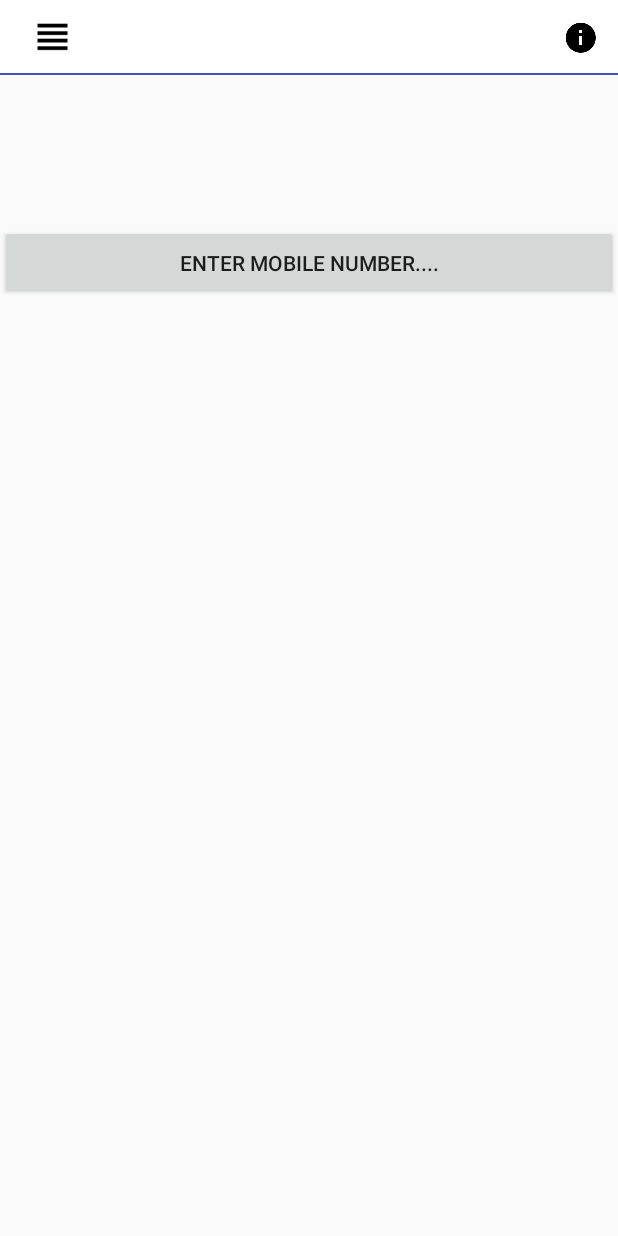
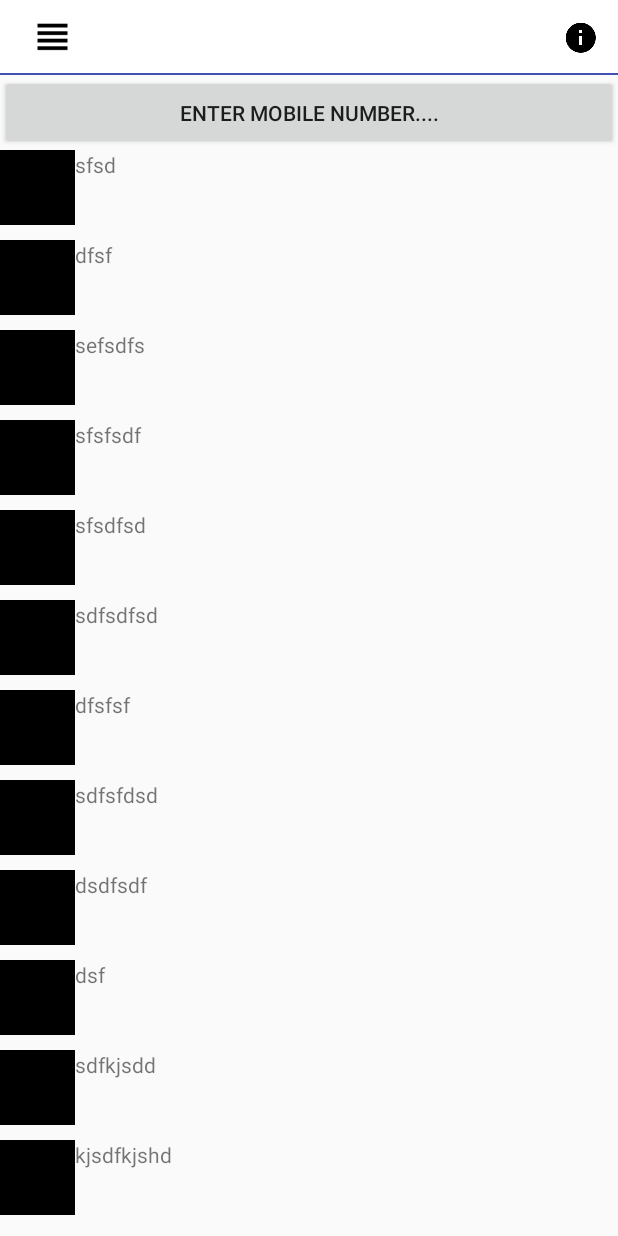
Before and after one commit to yawalkaraniket/AboutMe, an Android app: the HomeScreen screen opened directly, with no data from a screen before it, on a phone screen of 412 x 824 dp. Run offline under Robolectric (Android 15) with nearby library versions, the phone set to English and light mode, and no system bars; our stand-ins replace ButterKnife.

Commit message:
Added recycler view

```diff
--- a/app/build.gradle
+++ b/app/build.gradle
@@ -2,13 +2,14 @@ apply plugin: 'com.android.application'
 apply plugin: 'kotlin-android'
 
 android {
-    compileSdkVersion 26
+    compileSdkVersion 27
     defaultConfig {
         applicationId "com.aboutme.avenjr.aboutme"
         minSdkVersion 16
-        targetSdkVersion 26
+        targetSdkVersion 27
         versionCode 1
         versionName "1.0"
+        multiDexEnabled true
         testInstrumentationRunner "android.support.test.runner.AndroidJUnitRunner"
     }
     buildTypes {
@@ -24,14 +25,13 @@ android {
 }
 
 dependencies {
-    implementation fileTree(dir: 'libs', include: ['*.jar'])
+    implementation fileTree(include: ['*.jar'], dir: 'libs')
     implementation 'com.android.support:appcompat-v7:26.1.0'
     implementation 'com.android.support.constraint:constraint-layout:1.0.2'
     implementation 'com.android.support:support-v4:26.1.0'
     testImplementation 'junit:junit:4.12'
     androidTestImplementation 'com.android.support.test:runner:1.0.1'
     androidTestImplementation 'com.android.support.test.espresso:espresso-core:3.0.1'
-
     compile 'com.android.volley:volley:1.1.0'
     compile 'com.android.support:design:26.1.0'
     compile "org.jetbrains.kotlin:kotlin-stdlib-jre7:$kotlin_version"
@@ -39,14 +39,14 @@ dependencies {
     implementation 'de.hdodenhof:circleimageview:2.2.0'
     compile 'com.jakewharton:butterknife:8.8.1'
     annotationProcessor 'com.jakewharton:butterknife-compiler:8.8.1'
-
     //    https://console.firebase.google.com/project/aboutme-3908c/settings/general/android:com.aboutme.avenjr.aboutme
-    compile 'com.google.firebase:firebase-core:15.0.0'
+    compile 'com.google.firebase:firebase-core:15.0.2'
     compile 'com.google.firebase:firebase-auth:15.0.0'
     //    Adding the database "https://www.youtube.com/watch?v=NjTs4lMkRM4"
     compile 'com.google.firebase:firebase-database:15.0.0'
     // TO implement the firebase mobile notification
     compile 'com.firebaseui:firebase-ui-auth:3.3.1'
+    implementation 'com.android.support:recyclerview-v7:26.1.0'
 }
 repositories {
     mavenCentral()
--- a/app/src/main/AndroidManifest.xml
+++ b/app/src/main/AndroidManifest.xml
@@ -37,7 +37,7 @@
             android:label="@string/title_activity_home_screen"
             android:theme="@style/AppTheme.NoActionBar" />
         <activity android:name=".main.activity.LearnKotlin" />
-        <activity android:name=".main.activity.Main2Activity" />
+
     </application>
 
 </manifest>
--- /dev/null
+++ b/app/src/main/java/com/aboutme/avenjr/aboutme/main/Adapter/RecyclerViewAdapterExample.java
@@ -0,0 +1,57 @@
+package com.aboutme.avenjr.aboutme.main.Adapter;
+
+import android.support.annotation.NonNull;
+import android.support.v7.widget.RecyclerView;
+import android.support.v7.widget.RecyclerView.ViewHolder;
+import android.view.LayoutInflater;
+import android.view.View;
+import android.view.ViewGroup;
+import android.widget.ImageView;
+import android.widget.TextView;
+
+import com.aboutme.avenjr.aboutme.R;
+
+/**
+ * Created by tudip on 7/5/18.
+ */
+
+public class RecyclerViewAdapterExample extends RecyclerView.Adapter<RecyclerViewAdapterExample.RecyclerViewHolderExample> {
+
+    private String[] data;
+
+
+    public RecyclerViewAdapterExample(String data[]) {
+        this.data = data;
+    }
+
+    @NonNull
+    @Override
+    public RecyclerViewHolderExample onCreateViewHolder(@NonNull ViewGroup parent, int viewType) {
+        LayoutInflater inflater = LayoutInflater.from(parent.getContext());
+        View view = inflater.inflate(R.layout.home_recycler_view,parent,false);
+        return new RecyclerViewHolderExample(view);
+    }
+
+    @Override
+    public void onBindViewHolder(@NonNull RecyclerViewHolderExample holder, int position) {
+        String title = data[position];
+        holder.mTextView.setText(title);
+    }
+
+    @Override
+    public int getItemCount() {
+        return data.length;
+    }
+
+    public class RecyclerViewHolderExample extends ViewHolder{
+        ImageView mImageView;
+        TextView mTextView;
+
+        public RecyclerViewHolderExample(View itemView) {
+            super(itemView);
+            mImageView = itemView.findViewById(R.id.recycler_view_image);
+            mTextView = itemView.findViewById(R.id.recycler_view_text);
+
+        }
+    }
+}
--- a/app/src/main/java/com/aboutme/avenjr/aboutme/main/activity/HomeScreen.java
+++ b/app/src/main/java/com/aboutme/avenjr/aboutme/main/activity/HomeScreen.java
@@ -6,12 +6,15 @@ import android.support.annotation.NonNull;
 import android.support.design.widget.NavigationView;
 import android.support.v4.widget.DrawerLayout;
 import android.support.v7.app.AppCompatActivity;
+import android.support.v7.widget.LinearLayoutManager;
+import android.support.v7.widget.RecyclerView;
 import android.view.MenuItem;
 import android.view.View;
 import android.widget.Button;
 import android.widget.FrameLayout;
 
 import com.aboutme.avenjr.aboutme.R;
+import com.aboutme.avenjr.aboutme.main.Adapter.RecyclerViewAdapterExample;
 import com.aboutme.avenjr.aboutme.main.view.NavigationHeader;
 
 public class HomeScreen extends AppCompatActivity {
@@ -21,7 +24,10 @@ public class HomeScreen extends AppCompatActivity {
     private FrameLayout homeScreenLayout;
     private Boolean mSlideState = false;
     private NavigationHeader mNavigationHeader;
+    private RecyclerView mRecyclerView;
 
+    String data[] = {"sfsd","dfsf","sefsdfs","sfsfsdf","sfsdfsd","sdfsdfsd",
+            "dfsfsf","sdfsfdsd","dsdfsdf","dsf","sdfkjsdd","kjsdfkjshd"};
     Button drawerToggle;
 
     @Override
@@ -34,9 +40,13 @@ public class HomeScreen extends AppCompatActivity {
         homeScreenLayout = findViewById(R.id.content_frame);
         drawerToggle = findViewById(R.id.drawer_layout_toggle);
         mNavigationHeader = findViewById(R.id.navigation_header);
+        mRecyclerView = findViewById(R.id.home_page_recycler_view);
 
         mNavigationHeader.setUp(this, "HomeScreen");
         mNavigationHeader.setView("HomeScreen");
+
+        mRecyclerView.setLayoutManager(new LinearLayoutManager(this));
+        mRecyclerView.setAdapter(new RecyclerViewAdapterExample(data));
         mNavigationView.setNavigationItemSelectedListener(new NavigationView.OnNavigationItemSelectedListener() {
             @Override
             public boolean onNavigationItemSelected(@NonNull MenuItem item) {
@@ -55,5 +65,6 @@ public class HomeScreen extends AppCompatActivity {
                 startActivity(intent);
             }
         });
+
     }
 }
--- a/app/src/main/java/com/aboutme/avenjr/aboutme/main/activity/SignInActivity.java
+++ b/app/src/main/java/com/aboutme/avenjr/aboutme/main/activity/SignInActivity.java
@@ -81,6 +81,7 @@ public class SignInActivity extends AppCompatActivity {
         });
     }
 
+
     @Override
     protected void onResume() {
         super.onResume();
--- a/app/src/main/res/layout/activity_home_screen.xml
+++ b/app/src/main/res/layout/activity_home_screen.xml
@@ -21,9 +21,17 @@
         <Button
             android:layout_width="match_parent"
             android:layout_height="50dp"
-            android:layout_marginTop="150dp"
+            android:layout_marginTop="50dp"
             android:text="@string/request_user_mobile_number"
             android:id="@+id/drawer_layout_toggle"/>
+        <android.support.v7.widget.RecyclerView
+            android:layout_marginTop="100dp"
+            android:layout_width="match_parent"
+            android:layout_height="match_parent"
+            android:id="@+id/home_page_recycler_view"
+            android:scrollbars="vertical">
+
+        </android.support.v7.widget.RecyclerView>
 
     </FrameLayout>
 
--- /dev/null
+++ b/app/src/main/res/layout/home_recycler_view.xml
@@ -0,0 +1,19 @@
+<?xml version="1.0" encoding="utf-8"?>
+<LinearLayout xmlns:android="http://schemas.android.com/apk/res/android"
+    android:layout_width="match_parent"
+    android:layout_height="wrap_content"
+    android:paddingBottom="10dp">
+
+    <ImageView
+                android:id="@+id/recycler_view_image"
+                android:layout_width="50dp"
+                android:layout_height="50dp"
+                android:src="@color/dark_black" />
+
+            <TextView
+                android:layout_width="match_parent"
+                android:layout_height="50dp"
+                android:layout_toRightOf="@+id/recycler_view_image"
+                android:id="@+id/recycler_view_text"/>
+
+</LinearLayout>
```
